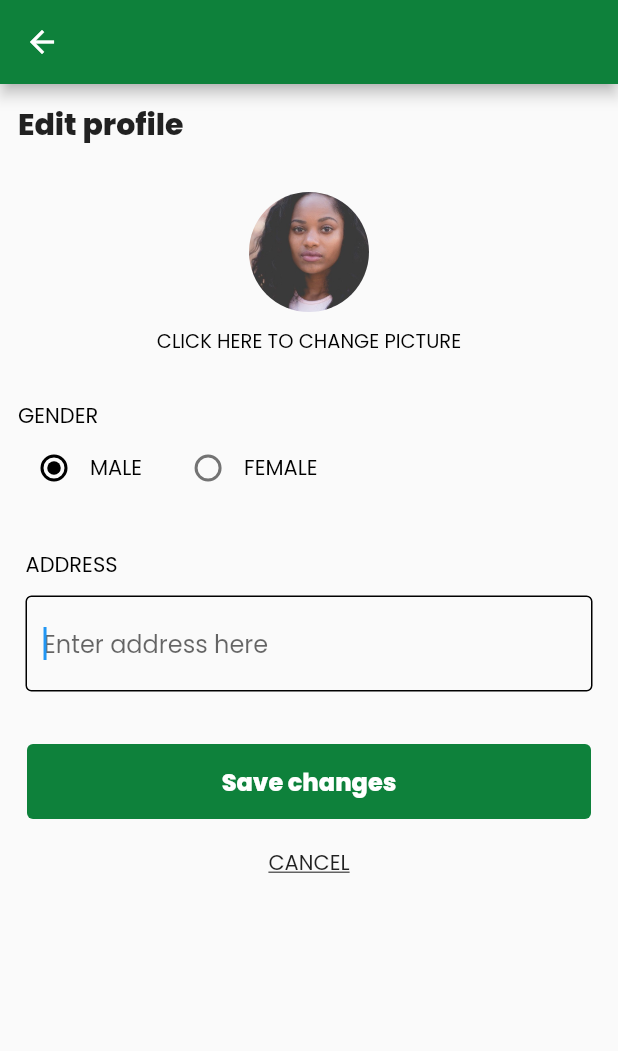
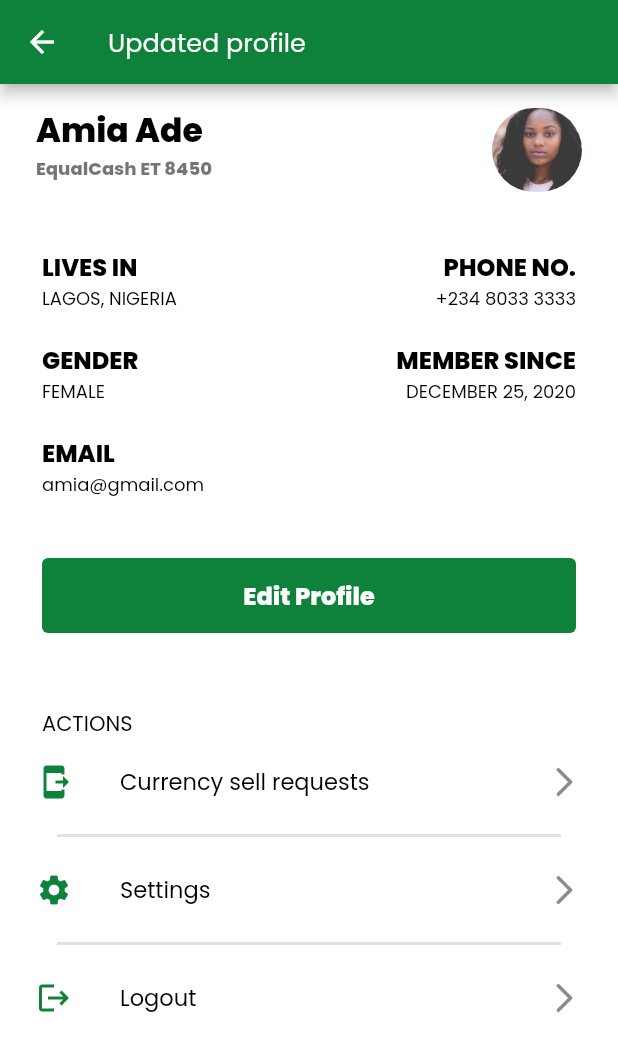
Before and after one commit to hrinternal/equal_cash_mobile_app_2021, a Flutter app: the SaveProfileScreen screen opened by its route, after a tap on "Save changes", on a phone screen of 412 x 824 dp. Shown: the top 1051 px of the screen. Run offline on Flutter 3.47's test engine with Material 2 defaults, Android fonts, the phone set to English and light mode, and no system bars; our stand-ins replace country_code_picker, pin_code_fields; missing offline and left inert: virtual_keyboard_multi_language.

```diff
--- a/lib/main.dart
+++ b/lib/main.dart
@@ -1,6 +1,7 @@
 import 'package:equal_cash/screens/auth_confirmation_screen.dart';
 import 'package:equal_cash/screens/confirm_pin_screen.dart';
 import 'package:equal_cash/screens/create_pin_screen.dart';
+import 'package:equal_cash/screens/currency_sell_request_screen.dart';
 import 'package:equal_cash/screens/forgot_password.dart';
 import 'package:equal_cash/screens/home_screen.dart';
 import 'package:equal_cash/screens/login_screen.dart';
@@ -10,6 +11,7 @@ import 'package:equal_cash/screens/reset_password_screen.dart';
 import 'package:equal_cash/screens/save_profile_screen.dart';
 import 'package:equal_cash/screens/splash_screen.dart';
 import 'package:equal_cash/screens/update_profile_screen.dart';
+import 'package:equal_cash/screens/updated_profile_screen.dart';
 import 'package:flutter/material.dart';
 
 void main() {
@@ -38,6 +40,8 @@ class MyApp extends StatelessWidget {
         HomeScreen.routeName: (_) => HomeScreen(),
         UpdateProfileScreen.routeName: (_) => UpdateProfileScreen(),
         SaveProfileScreen.routeName: (_) => SaveProfileScreen(),
+        UpdatedProfileScreen.routeName: (_) => UpdatedProfileScreen(),
+        CurrencySellRequestScreen.routeName: (_) => CurrencySellRequestScreen(),
       },
     );
   }
--- /dev/null
+++ b/lib/screens/currency_sell_request_screen.dart
@@ -0,0 +1,90 @@
+import 'package:flutter/material.dart';
+
+class CurrencySellRequestScreen extends StatefulWidget {
+  static const String routeName = "currency-sell-request";
+  @override
+  _CurrencySellRequestScreenState createState() =>
+      _CurrencySellRequestScreenState();
+}
+
+class _CurrencySellRequestScreenState extends State<CurrencySellRequestScreen> {
+  String currencySelected = "NGN Nigerian Naira";
+
+  @override
+  Widget build(BuildContext context) {
+    return Scaffold(
+      appBar: AppBar(
+        title: Text(
+          "Request sell",
+          style: TextStyle(fontSize: 17),
+        ),
+      ),
+      body: Padding(
+        padding: const EdgeInsets.all(14.0),
+        child: Column(
+          children: [
+            Container(
+              alignment: Alignment.centerLeft,
+              child: Text(
+                "Currency sell requests",
+                style: TextStyle(
+                    fontSize: 17,
+                    fontWeight: FontWeight.bold,
+                    color: Colors.black),
+              ),
+            ),
+            SizedBox(
+              height: 20,
+            ),
+            Container(
+              alignment: Alignment.centerLeft,
+              child: Text(
+                "Choose the currency for which you want to get alert",
+                style: TextStyle(
+                    fontSize: 14,
+                    // fontWeight: FontWeight.bold,
+                    color: Colors.black),
+              ),
+            ),
+            SizedBox(
+              height: 25,
+            ),
+            Container(
+                decoration: BoxDecoration(border: Border.all()),
+                // height: 100,
+                padding: EdgeInsets.symmetric(horizontal: 10),
+                width: double.maxFinite,
+                // color: Colors.amber,
+                child: DropdownButton<String>(
+                  value: currencySelected,
+                  icon: const Icon(Icons.arrow_downward),
+                  iconSize: 24,
+                  elevation: 16,
+                  style: const TextStyle(color: Colors.deepPurple),
+                  // underline: Container(
+                  //   height: 2,
+                  //   color: Colors.deepPurpleAccent,
+                  // ),
+                  isExpanded: true,
+                  onChanged: (String newValue) {
+                    setState(() {
+                      currencySelected = newValue;
+                    });
+                  },
+                  items: <String>[
+                    'NGN Nigerian Naira',
+                    'USD US Dollars',
+                    'GHS Ghana Cedis'
+                  ].map<DropdownMenuItem<String>>((String value) {
+                    return DropdownMenuItem<String>(
+                      value: value,
+                      child: Text(value),
+                    );
+                  }).toList(),
+                ))
+          ],
+        ),
+      ),
+    );
+  }
+}
--- a/lib/screens/save_profile_screen.dart
+++ b/lib/screens/save_profile_screen.dart
@@ -1,3 +1,5 @@
+import 'package:equal_cash/screens/update_profile_screen.dart';
+import 'package:equal_cash/screens/updated_profile_screen.dart';
 import 'package:flutter/material.dart';
 
 class SaveProfileScreen extends StatefulWidget {
@@ -13,7 +15,12 @@ class _SaveProfileScreenState extends State<SaveProfileScreen> {
   @override
   Widget build(BuildContext context) {
     return Scaffold(
-        appBar: AppBar(),
+        appBar: AppBar(
+          title: Text(
+            "Save profile",
+            style: TextStyle(fontSize: 17),
+          ),
+        ),
         body: Container(
           child: Padding(
             padding: const EdgeInsets.all(12.0),
@@ -122,7 +129,7 @@ class _SaveProfileScreenState extends State<SaveProfileScreen> {
                 Container(
                   padding: EdgeInsets.symmetric(horizontal: 5),
                   child: TextField(
-                    autofocus: true,
+                    autofocus: false,
                     // controller: _emailController,
                     decoration: InputDecoration(
                       hintText: "Enter address here",
@@ -144,8 +151,8 @@ class _SaveProfileScreenState extends State<SaveProfileScreen> {
                         borderRadius: BorderRadius.circular(4)),
                     padding: EdgeInsets.symmetric(vertical: 13),
                     onPressed: () {
-                      // Navigator.of(context)
-                      //     .pushNamed(SaveProfileScreen.routeName);
+                      Navigator.of(context)
+                          .pushNamed(UpdatedProfileScreen.routeName);
                     },
                     child: Text(
                       'Save changes',
--- a/lib/screens/update_profile_screen.dart
+++ b/lib/screens/update_profile_screen.dart
@@ -11,7 +11,12 @@ class _UpdateProfileScreenState extends State<UpdateProfileScreen> {
   @override
   Widget build(BuildContext context) {
     return Scaffold(
-      appBar: AppBar(),
+      appBar: AppBar(
+        title: Text(
+          "Update profile",
+          style: TextStyle(fontSize: 17),
+        ),
+      ),
       body: Container(
         child: Padding(
           padding: const EdgeInsets.all(3.0),
--- /dev/null
+++ b/lib/screens/updated_profile_screen.dart
@@ -0,0 +1,343 @@
+import 'package:equal_cash/screens/currency_sell_request_screen.dart';
+import 'package:flutter/material.dart';
+
+class UpdatedProfileScreen extends StatefulWidget {
+  static const routeName = "updated";
+  @override
+  _UpdatedProfileScreenState createState() => _UpdatedProfileScreenState();
+}
+
+class _UpdatedProfileScreenState extends State<UpdatedProfileScreen> {
+  @override
+  Widget build(BuildContext context) {
+    return Scaffold(
+      appBar: AppBar(
+        title: Text(
+          "Updated profile",
+          style: TextStyle(fontSize: 17),
+        ),
+      ),
+      body: Container(
+        color: Colors.white,
+        child: Padding(
+          padding: const EdgeInsets.all(8.0),
+          child: Column(
+            children: [
+              Column(
+                children: [
+                  ListTile(
+                    title: Text(
+                      "Amia Ade",
+                      style: TextStyle(
+                          fontWeight: FontWeight.bold,
+                          color: Colors.black,
+                          fontSize: 22),
+                    ),
+                    subtitle: Text(
+                      "EqualCash ET 8450",
+                      style: TextStyle(
+                          fontWeight: FontWeight.bold,
+                          // color: Colors.black,
+                          fontSize: 12),
+                    ),
+                    trailing: Container(
+                      height: 60,
+                      // width: double.maxFinite,
+                      // alignment: Alignment.center,
+                      child: Container(
+                        height: 60,
+                        width: 60,
+                        child: ClipRRect(
+                          borderRadius: BorderRadius.circular(100),
+                          child: InkWell(
+                            child: Image.asset(
+                              "assets/images/person.jpg",
+                              fit: BoxFit.cover,
+                            ),
+                          ),
+                        ),
+                      ),
+                    ),
+                  ),
+                ],
+              ),
+              SizedBox(
+                height: 30,
+              ),
+              //DOCUMENTS
+              UserData(),
+              SizedBox(
+                height: 20,
+              ),
+              UserData1(),
+              SizedBox(
+                height: 20,
+              ),
+              Container(
+                margin: EdgeInsets.symmetric(horizontal: 20),
+                alignment: Alignment.centerLeft,
+                child: Column(
+                  children: [
+                    Container(
+                      alignment: Alignment.centerLeft,
+                      child: Text(
+                        "EMAIL",
+                        style: TextStyle(
+                            fontWeight: FontWeight.bold,
+                            color: Colors.black,
+                            fontSize: 16),
+                      ),
+                    ),
+                    Container(
+                      alignment: Alignment.centerLeft,
+                      child: Text(
+                        "amia@gmail.com",
+                        style: TextStyle(
+                            // fontWeight: FontWeight.bold,
+                            color: Colors.black,
+                            fontSize: 12),
+                      ),
+                    ),
+                  ],
+                ),
+              ),
+              SizedBox(
+                height: 40,
+              ),
+              Container(
+                margin: EdgeInsets.symmetric(horizontal: 20),
+                width: double.maxFinite,
+                // margin: EdgeInsets.symmetric(horizontal: 20),
+                child: FlatButton(
+                  shape: RoundedRectangleBorder(
+                      borderRadius: BorderRadius.circular(4)),
+                  padding: EdgeInsets.symmetric(vertical: 13),
+                  onPressed: () {
+                    // Navigator.of(context)
+                    //     .pushNamed(SaveProfileScreen.routeName);
+                  },
+                  child: Text(
+                    'Edit Profile',
+                    style: TextStyle(
+                        color: Colors.white,
+                        fontWeight: FontWeight.bold,
+                        fontSize: 16),
+                  ),
+                  color: Theme.of(context).primaryColor,
+                ),
+              ),
+
+              SizedBox(
+                height: 50,
+              ),
+              Container(
+                margin: EdgeInsets.only(left: 20),
+                alignment: Alignment.centerLeft,
+                width: double.maxFinite,
+                child: Text("ACTIONS",
+                    style: TextStyle(fontSize: 14, color: Colors.black)),
+              ),
+              //LIST TILES
+              Container(
+                child: ListTile(
+                  onTap: () => Navigator.of(context)
+                      .pushNamed(CurrencySellRequestScreen.routeName),
+                  leading: Icon(Icons.send_to_mobile,
+                      color: Theme.of(context).primaryColor),
+                  title: Text(
+                    "Currency sell requests",
+                    style: TextStyle(fontSize: 15, color: Colors.black),
+                  ),
+                  trailing: Icon(Icons.arrow_forward_ios_rounded),
+                ),
+              ),
+              Container(
+                margin: EdgeInsets.symmetric(horizontal: 30),
+                child: Divider(
+                  thickness: 2,
+                ),
+              ),
+              Container(
+                child: ListTile(
+                  leading: Icon(Icons.settings,
+                      color: Theme.of(context).primaryColor),
+                  title: Text(
+                    "Settings",
+                    style: TextStyle(fontSize: 15, color: Colors.black),
+                  ),
+                  trailing: Icon(Icons.arrow_forward_ios_rounded),
+                ),
+              ),
+              Container(
+                margin: EdgeInsets.symmetric(horizontal: 30),
+                child: Divider(
+                  thickness: 2,
+                ),
+              ),
+              Container(
+                child: ListTile(
+                  leading:
+                      Icon(Icons.logout, color: Theme.of(context).primaryColor),
+                  title: Text(
+                    "Logout",
+                    style: TextStyle(fontSize: 15, color: Colors.black),
+                  ),
+                  trailing: Icon(Icons.arrow_forward_ios_rounded),
+                ),
+              ),
+            ],
+          ),
+        ),
+      ),
+    );
+  }
+}
+
+class UserData extends StatelessWidget {
+  const UserData({
+    Key key,
+  }) : super(key: key);
+
+  @override
+  Widget build(BuildContext context) {
+    return Container(
+      child: Row(
+        mainAxisAlignment: MainAxisAlignment.spaceEvenly,
+        children: [
+          Container(
+            margin: EdgeInsets.only(left: 20),
+            // alignment: Alignment.centerLeft,
+            width: MediaQuery.of(context).size.width * 0.35,
+            child: Column(
+              children: [
+                Container(
+                  alignment: Alignment.centerLeft,
+                  child: Text(
+                    "LIVES IN",
+                    style: TextStyle(
+                        fontWeight: FontWeight.bold,
+                        color: Colors.black,
+                        fontSize: 16),
+                  ),
+                ),
+                Container(
+                  alignment: Alignment.centerLeft,
+                  child: Text(
+                    "LAGOS, NIGERIA",
+                    style: TextStyle(
+                        // fontWeight: FontWeight.bold,
+                        color: Colors.black,
+                        fontSize: 12),
+                  ),
+                ),
+              ],
+            ),
+          ),
+          Spacer(),
+          Container(
+            margin: EdgeInsets.only(right: 20),
+            width: MediaQuery.of(context).size.width * 0.35,
+            child: Column(
+              children: [
+                Container(
+                  alignment: Alignment.centerRight,
+                  child: Text(
+                    "PHONE NO.",
+                    style: TextStyle(
+                        fontWeight: FontWeight.bold,
+                        color: Colors.black,
+                        fontSize: 16),
+                  ),
+                ),
+                Container(
+                  alignment: Alignment.centerRight,
+                  child: Text(
+                    "+234 8033 3333",
+                    style: TextStyle(
+                        // fontWeight: FontWeight.bold,
+                        color: Colors.black,
+                        fontSize: 12),
+                  ),
+                ),
+              ],
+            ),
+          ),
+        ],
+      ),
+    );
+  }
+}
+
+class UserData1 extends StatelessWidget {
+  const UserData1({
+    Key key,
+  }) : super(key: key);
+
+  @override
+  Widget build(BuildContext context) {
+    return Container(
+      child: Row(
+        mainAxisAlignment: MainAxisAlignment.spaceEvenly,
+        children: [
+          Container(
+            margin: EdgeInsets.only(left: 20),
+            width: MediaQuery.of(context).size.width * 0.35,
+            child: Column(
+              children: [
+                Container(
+                  alignment: Alignment.centerLeft,
+                  child: Text(
+                    "GENDER",
+                    style: TextStyle(
+                        fontWeight: FontWeight.bold,
+                        color: Colors.black,
+                        fontSize: 16),
+                  ),
+                ),
+                Container(
+                  alignment: Alignment.centerLeft,
+                  child: Text(
+                    "FEMALE",
+                    style: TextStyle(
+                        // fontWeight: FontWeight.bold,
+                        color: Colors.black,
+                        fontSize: 12),
+                  ),
+                ),
+              ],
+            ),
+          ),
+          Spacer(),
+          Container(
+            margin: EdgeInsets.only(right: 20),
+            width: MediaQuery.of(context).size.width * 0.35,
+            child: Column(
+              children: [
+                Container(
+                  alignment: Alignment.centerRight,
+                  child: Text(
+                    "MEMBER SINCE",
+                    style: TextStyle(
+                        fontWeight: FontWeight.bold,
+                        color: Colors.black,
+                        fontSize: 16),
+                  ),
+                ),
+                Container(
+                  alignment: Alignment.centerRight,
+                  child: Text(
+                    "DECEMBER 25, 2020",
+                    style: TextStyle(
+                        // fontWeight: FontWeight.bold,
+                        color: Colors.black,
+                        fontSize: 12),
+                  ),
+                ),
+              ],
+            ),
+          ),
+        ],
+      ),
+    );
+  }
+}
```
Also changed, not shown: assets/images/ghanaicon.png (added).
